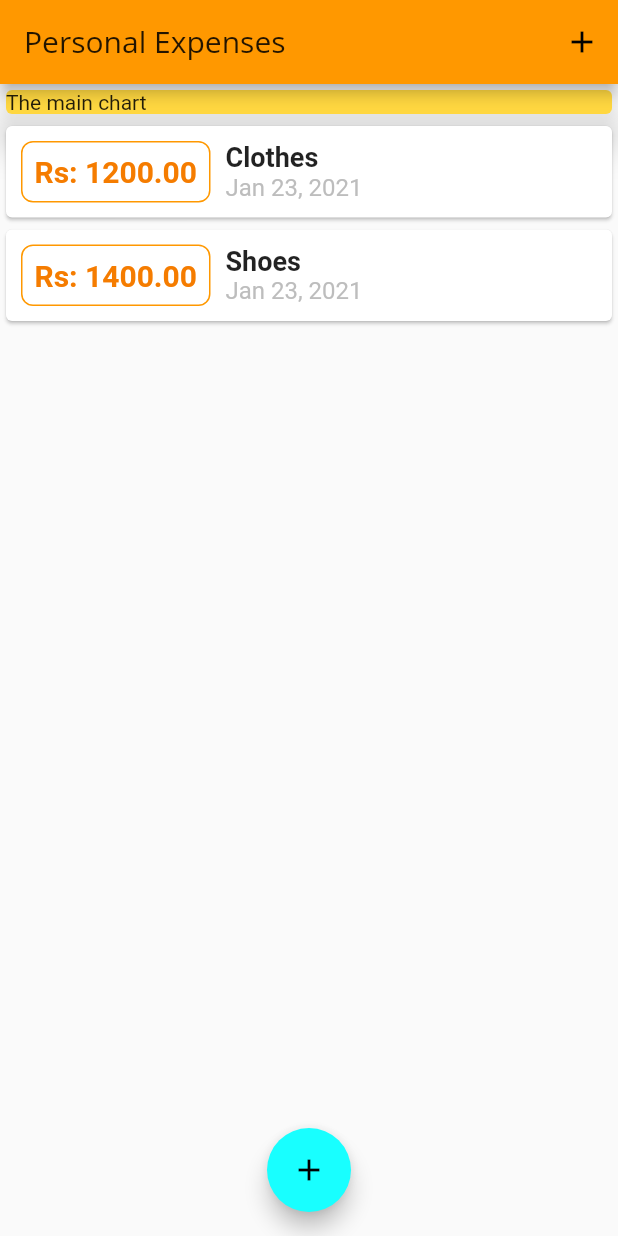
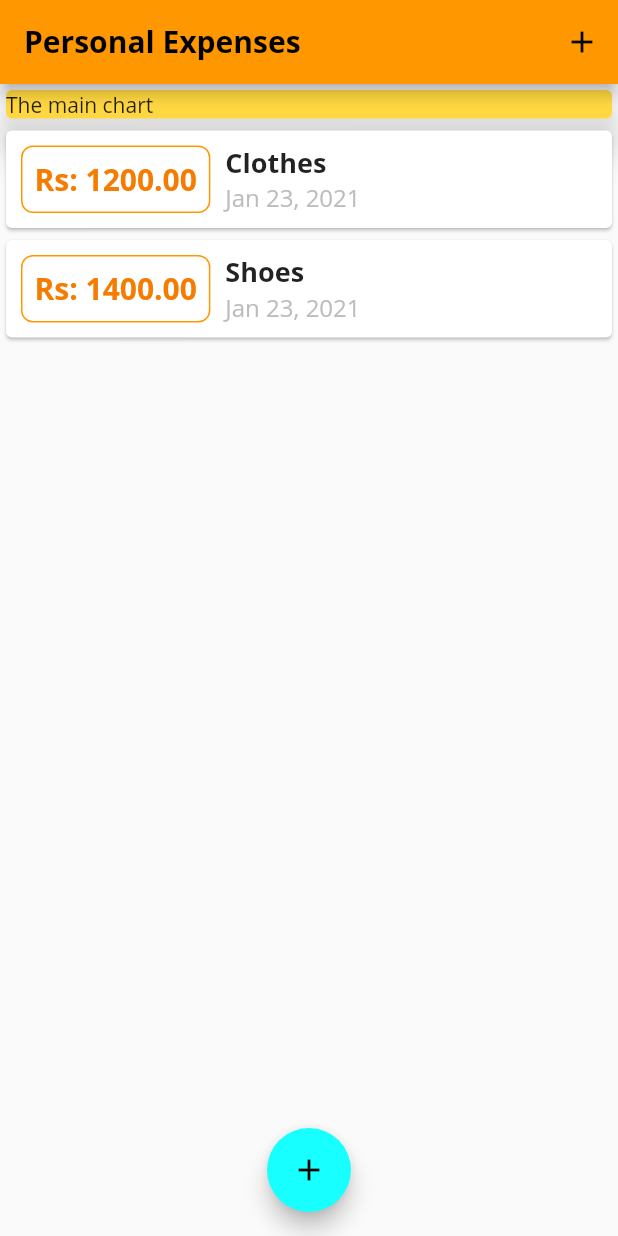
Before and after one commit to aniketgaikwad9797/Personal-Expenses-App, a Flutter app: the screen it shows after launch, on a phone screen of 412 x 824 dp. Run offline on Flutter 3.47's test engine with Material 2 defaults, Android fonts, the phone set to English and light mode, and no system bars.

Commit message:
add appBarTheme

```diff
--- a/lib/main.dart
+++ b/lib/main.dart
@@ -13,18 +13,30 @@ class MyApp extends StatelessWidget {
   @override
   Widget build(BuildContext context) {
     return MaterialApp(
-      title: "Personal Expenses",   //this is the title that appears when app is in background
+      title:
+          "Personal Expenses", //this is the title that appears when app is in background
       home: MyHomePage(),
-      theme: ThemeData(                   //ThemeData is not a widget but a class provided by flutter
-        primarySwatch: Colors.orange,    //alternate is primaryColor but only one shade
+      theme: ThemeData(
+        //ThemeData is not a widget but a class provided by flutter
+        primarySwatch:
+            Colors.orange, //alternate is primaryColor but only one shade
         accentColor: Colors.cyanAccent,
         fontFamily: 'OpenSans',
-        textTheme: ThemeData.light().textTheme.copyWith(headline6:  TextStyle(fontFamily: 'OpenSans',),
+        appBarTheme: AppBarTheme(
+          textTheme: ThemeData.light().textTheme.copyWith(
+                headline6: TextStyle(
+                  fontFamily: 'OpenSans',
+                  fontWeight: FontWeight.bold,
+                  fontSize: 20,
+                  color: Colors.black,
+                ),
+              ),
+        ),
       ),
-      ),
-      debugShowCheckedModeBanner: false,
     );
   }
+
+
 }
 
 /*Adding comments here*/
@@ -107,7 +119,8 @@ class _MyHomePageState extends State<MyHomePage> {
           ],
         ),
       ),
-      floatingActionButton: FloatingActionButton(    //floating action button takes accentColor by default otherwise primaryColor
+      floatingActionButton: FloatingActionButton(
+        //floating action button takes accentColor by default otherwise primaryColor
         onPressed: () {},
         child: IconButton(
           icon: Icon(Icons.add),
```
